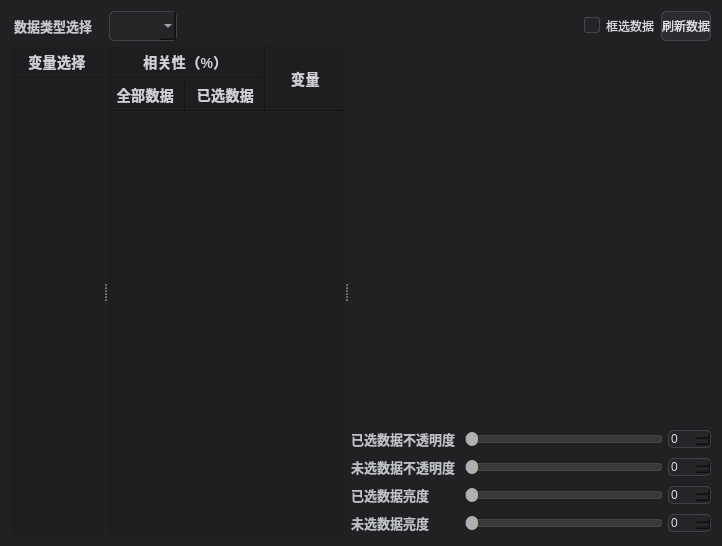
hu-shuhan/editOpeniGame, file Qt/Resources/UI/igQtVariableCorrelationWidget.ui: the form before one commit.
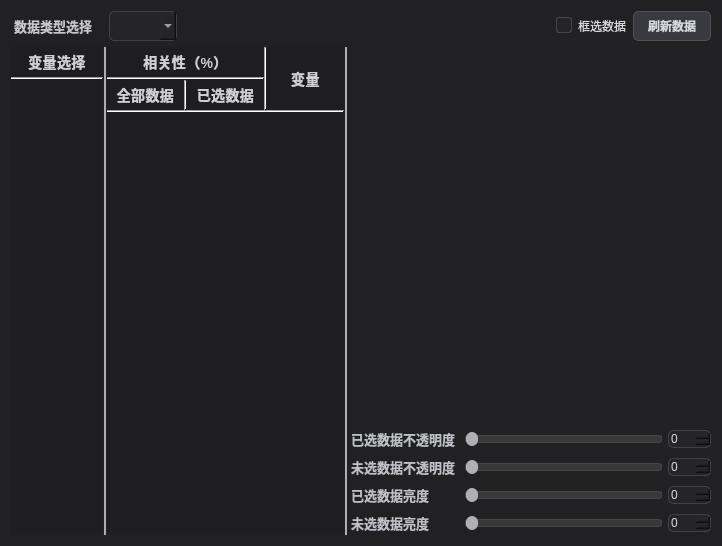
The form after the commit.

Commit message: 修改变量相关性ui

Patch:
```diff
--- a/Qt/Resources/UI/igQtVariableCorrelationWidget.ui
+++ b/Qt/Resources/UI/igQtVariableCorrelationWidget.ui
@@ -26,7 +26,8 @@
 QScrollArea::viewport {
     background-color: rgba(30, 30, 32, 0.82) !important;
 }
-QScrollArea QFrame,
+/* 勿给 HLine/VLine 铺底，否则与 Line 银色分隔线冲突 */
+QScrollArea QFrame:not([frameShape=&quot;4&quot;]):not([frameShape=&quot;5&quot;]),
 QScrollArea QWidget {
     background-color: rgba(30, 30, 32, 0.82) !important;
 }
@@ -139,8 +140,20 @@
     color: rgba(228, 230, 236, 0.96) !important;
     border: none;
 }
-Line, QFrame[frameShape="4"] {
-    background-color: rgba(90, 92, 98, 0.55);
+/* 4=HLine 5=VLine；银色分隔线 + 分割条 */
+Line, QFrame[frameShape=&quot;4&quot;], QFrame[frameShape=&quot;5&quot;] {
+    background-color: rgba(192, 194, 202, 0.88) !important;
+    border: none;
+    color: rgba(192, 194, 202, 0.88);
+}
+/* 与 cpp 中 splitter->setStyleSheet 一致；用 objectName 提高与主窗口全局 QSS 并存时的命中率 */
+QWidget#igQtVariableCorrelationWidget QSplitter#splitter::handle:horizontal {
+    background-color: rgba(192, 194, 202, 0.88);
+    width: 3px;
+    margin: 0 1px;
+}
+QWidget#igQtVariableCorrelationWidget QSplitter#splitter::handle:horizontal:hover {
+    background-color: rgba(210, 212, 220, 0.95);
 }
 igQtVariableCorrelationWidget QRadioButton {
     color: rgba(224, 226, 232, 0.95) !important;
@@ -200,6 +213,38 @@
        <property name="text">
         <string>刷新数据</string>
        </property>
+       <property name="flat">
+        <bool>false</bool>
+       </property>
+       <property name="styleSheet">
+        <string notr="true">QPushButton {
+    background-color: rgba(58, 60, 66, 0.96);
+    color: rgba(218, 220, 226, 0.96);
+    border: 1px solid rgba(92, 94, 102, 0.7);
+    border-radius: 5px;
+    min-height: 28px;
+    font-weight: 600;
+    padding-left: 14px;
+    padding-right: 14px;
+}
+QPushButton:hover {
+    background-color: rgba(72, 74, 82, 0.97);
+    border: 1px solid rgba(110, 112, 120, 0.75);
+}
+QPushButton:pressed {
+    background-color: rgba(46, 48, 54, 0.98);
+    border: 1px solid rgba(78, 80, 88, 0.65);
+}
+QPushButton:disabled {
+    background-color: rgba(40, 42, 48, 0.88);
+    color: rgba(100, 102, 110, 0.5);
+    border: 1px solid rgba(58, 60, 66, 0.45);
+    font-weight: 500;
+}
+QPushButton:focus {
+    border: 1px solid rgba(140, 142, 152, 0.72);
+}</string>
+       </property>
       </widget>
      </item>
     </layout>
```
The commit also changes 1 other file.
